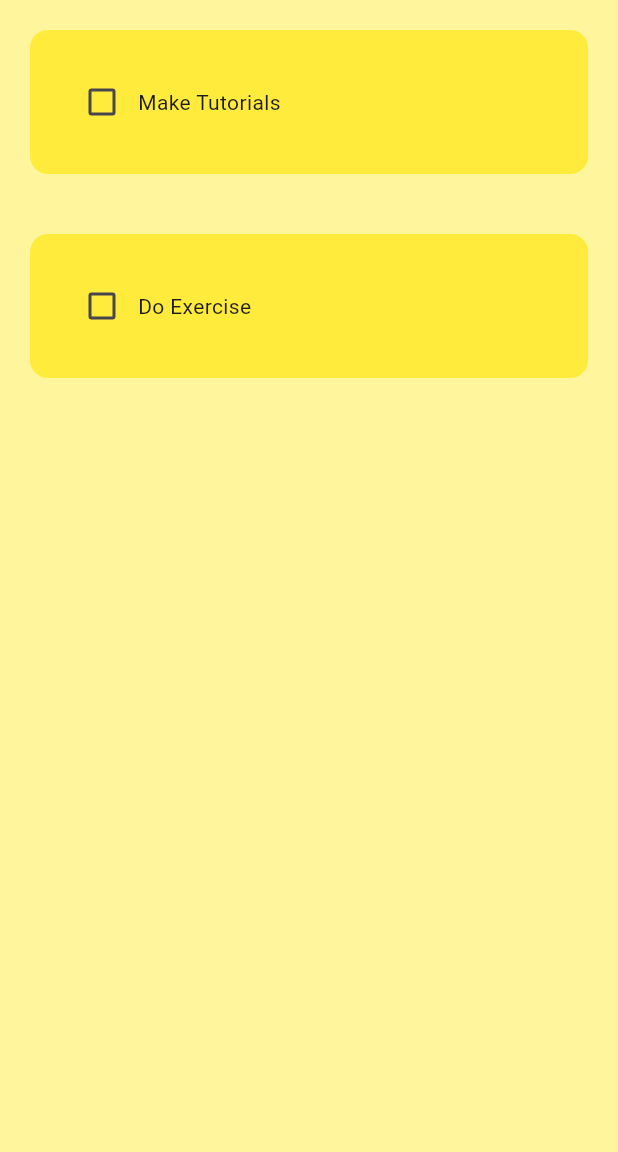
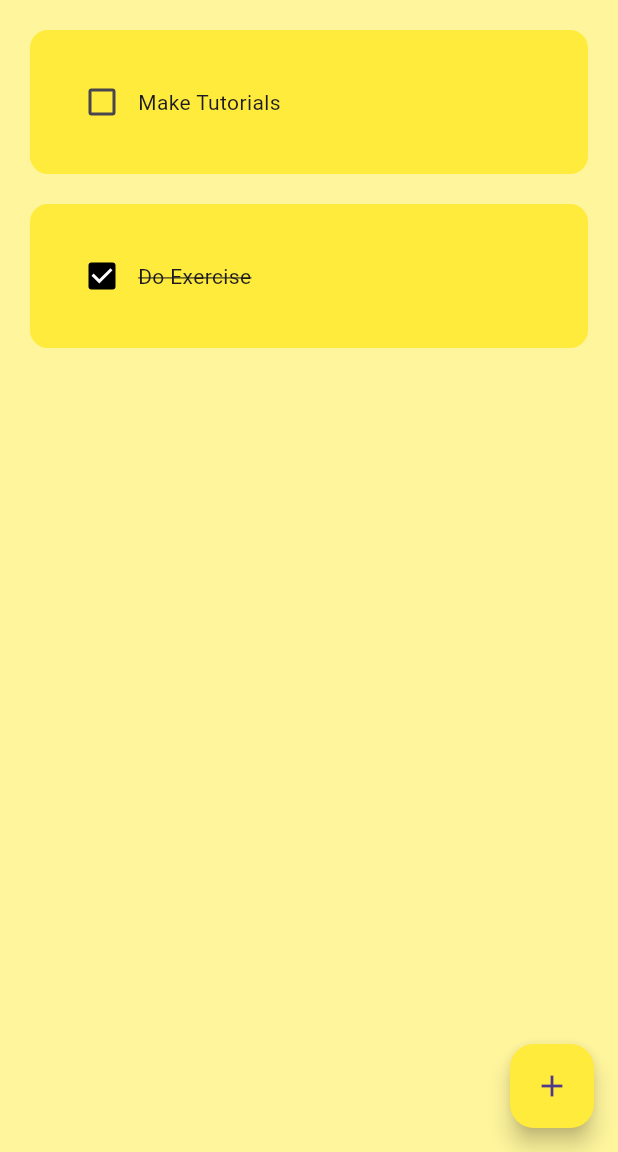
Before and after one commit to Dev-Waqas232/Flutter-Todo-App, a Flutter app: the screen it shows after launch, on a phone screen of 412 x 824 dp, the part 84-1236 px from its top. Run offline on Flutter 3.47's test engine with Material 3 defaults, Android fonts, the phone set to English and light mode, and no system bars.

Commit message:
Added floating button

```diff
--- a/lib/home_page.dart
+++ b/lib/home_page.dart
@@ -16,13 +16,21 @@ class _HomePageState extends State<HomePage> {
       "Make Tutorials",
       false,
     ],
-    ["Do Exercise", false]
+    ["Do Exercise", true]
   ];
 
   void checkboxChanged(bool? value, int index) {
     setState(() {
       todoList[index][1] = !todoList[index][1];
     });
+  }
+
+  void createNewTask() {
+    showDialog(
+        context: context,
+        builder: (context) {
+          return const AlertDialog();
+        });
   }
 
   @override
@@ -32,6 +40,11 @@ class _HomePageState extends State<HomePage> {
         appBar: AppBar(
           title: const Center(child: Text("Todo App")),
           backgroundColor: Colors.yellow,
+        ),
+        floatingActionButton: FloatingActionButton(
+          onPressed: createNewTask,
+          backgroundColor: Colors.yellow,
+          child: const Icon(Icons.add),
         ),
         body: ListView.builder(
           itemCount: todoList.length,
--- a/lib/utils/todo_tile.dart
+++ b/lib/utils/todo_tile.dart
@@ -14,7 +14,7 @@ class TodoTile extends StatelessWidget {
   @override
   Widget build(BuildContext context) {
     return Padding(
-      padding: const EdgeInsets.all(20.0),
+      padding: const EdgeInsets.only(left: 20, right: 20, top: 20),
       child: Container(
         padding: const EdgeInsets.all(24),
         decoration: BoxDecoration(
@@ -23,8 +23,16 @@ class TodoTile extends StatelessWidget {
         ),
         child: Row(
           children: [
-            Checkbox(value: taskCompleted, onChanged: onChanged),
-            Text(taskName),
+            Checkbox(
+                activeColor: Colors.black,
+                value: taskCompleted,
+                onChanged: onChanged),
+            Text(
+              taskName,
+              style: taskCompleted
+                  ? const TextStyle(decoration: TextDecoration.lineThrough)
+                  : const TextStyle(decoration: TextDecoration.none),
+            ),
           ],
         ),
       ),
```
